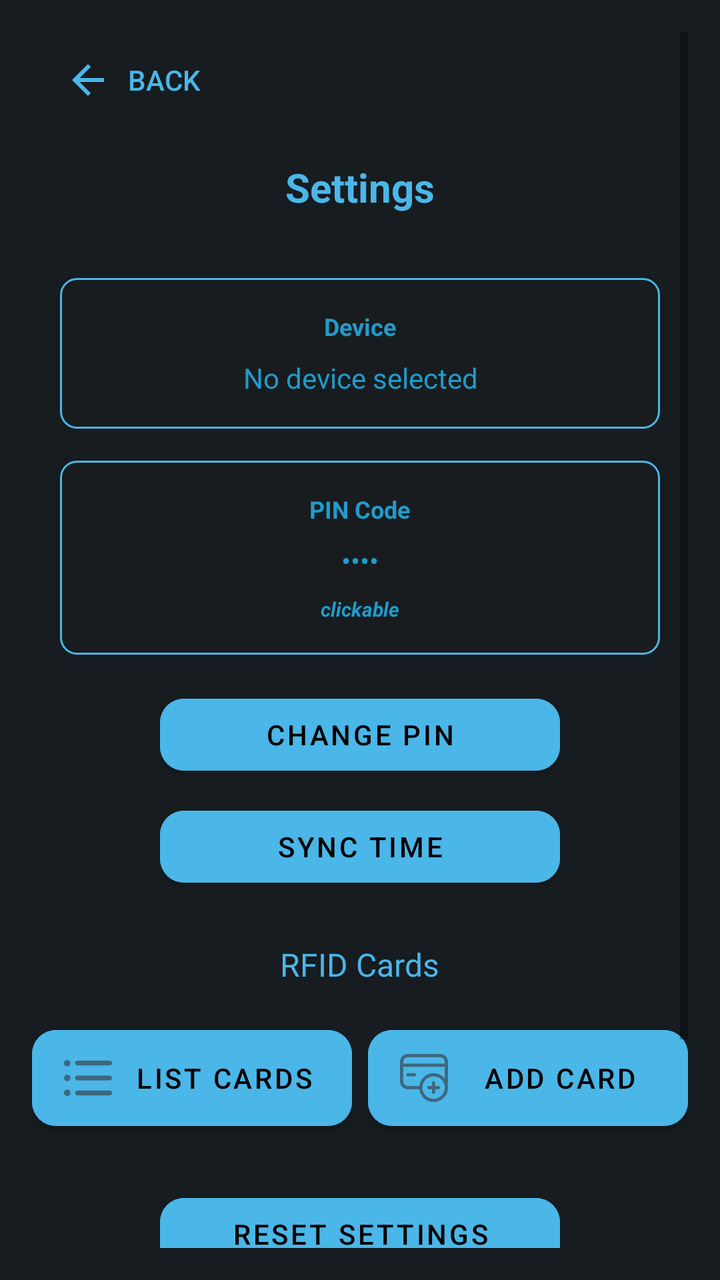
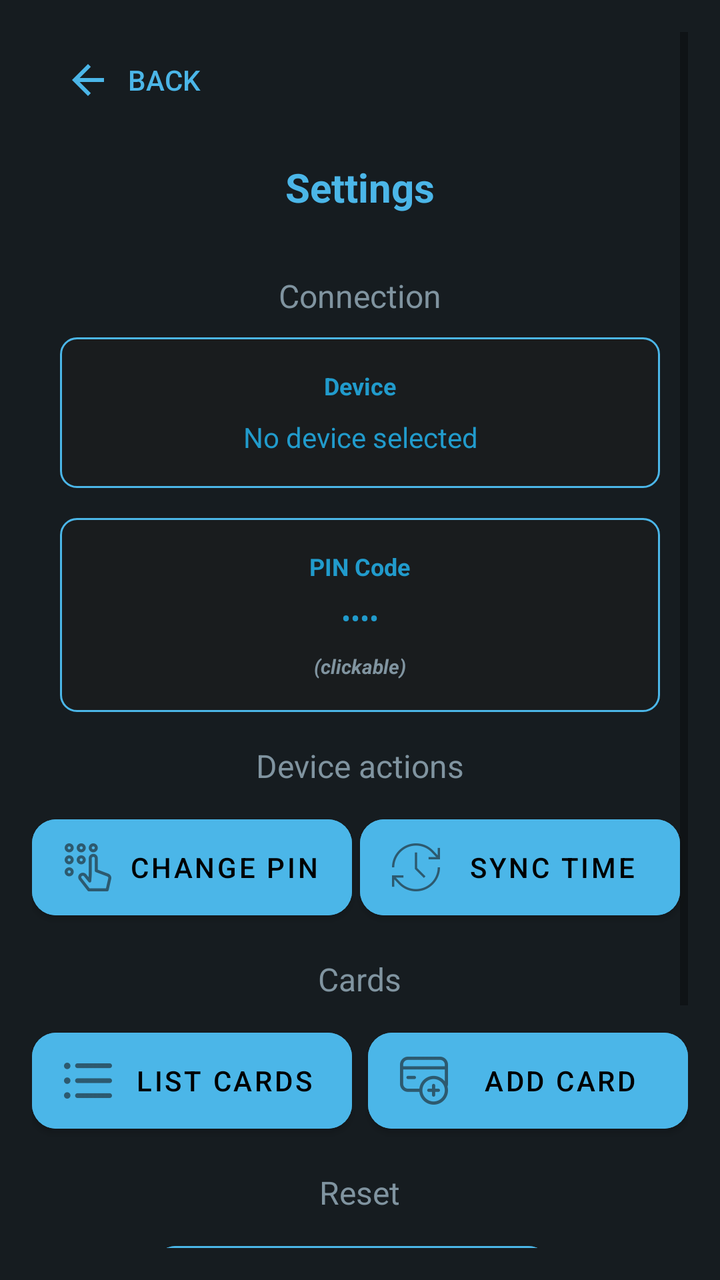

Screens rendered from an Android XML layout before and after an edit, with the pre-edit source and the edit as a unified diff.
<!-- AndroidManifest.xml: activity theme Theme.Nsline22 -->
<!-- res/layout/activity_settings.xml -->
<?xml version="1.0" encoding="utf-8"?>
<ScrollView xmlns:android="http://schemas.android.com/apk/res/android"
    xmlns:app="http://schemas.android.com/apk/res-auto"
    android:layout_width="match_parent"
    android:layout_height="match_parent"
    android:background="@color/background_dark"
    android:padding="16dp"
    android:fillViewport="true">

    <LinearLayout
        android:layout_width="match_parent"
        android:layout_height="wrap_content"
        android:orientation="vertical">

        
        <LinearLayout
            android:layout_width="match_parent"
            android:layout_height="wrap_content"
            android:orientation="horizontal"
            android:layout_marginBottom="16dp">

            <Button
                android:id="@+id/aboutBackButton"
                android:layout_width="wrap_content"
                android:layout_height="wrap_content"
                android:text="Back"
                android:drawableLeft="@drawable/ic_arrow_backward"
                android:textColor="?attr/colorPrimary"
                style="@style/Widget.AppCompat.Button.Borderless" />

        </LinearLayout>

        
        <LinearLayout
            android:layout_width="match_parent"
            android:layout_height="0dp"
            android:layout_weight="1"
            android:orientation="vertical"
            android:gravity="center"
            android:layout_gravity="center">

            <TextView
                android:layout_width="wrap_content"
                android:layout_height="wrap_content"
                android:text="Settings"
                android:textColor="?attr/colorPrimary"
                android:textSize="20sp"
                android:textStyle="bold"
                android:layout_marginBottom="32dp" />

            
            <LinearLayout
                android:id="@+id/deviceInfoContainer"
                android:layout_width="300dp"
                android:layout_height="wrap_content"
                android:orientation="vertical"
                android:background="@drawable/output_background"
                android:padding="16dp"
                android:layout_marginBottom="16dp"
                android:gravity="center"
                android:clickable="true"
                android:focusable="true"
                android:foreground="?attr/selectableItemBackground">

                <TextView
                    android:layout_width="wrap_content"
                    android:layout_height="wrap_content"
                    android:text="Device"
                    android:textColor="@color/material_dynamic_primary60"
                    android:textSize="12sp"
                    android:textStyle="bold"
                    android:layout_marginBottom="8dp" />

                <TextView
                    android:id="@+id/deviceInfoText"
                    android:layout_width="wrap_content"
                    android:layout_height="wrap_content"
                    android:text="No device selected"
                    android:textColor="@color/material_dynamic_primary60"
                    android:textSize="14sp"
                    android:gravity="center" />

            </LinearLayout>

            
            <LinearLayout
                android:id="@+id/pinInfoContainer"
                android:layout_width="300dp"
                android:layout_height="wrap_content"
                android:orientation="vertical"
                android:background="@drawable/output_background"
                android:padding="16dp"
                android:layout_marginBottom="16dp"
                android:gravity="center"
                android:clickable="true"
                android:focusable="true"
                android:foreground="?attr/selectableItemBackground">

                <TextView
                    android:layout_width="wrap_content"
                    android:layout_height="wrap_content"
                    android:text="PIN Code"
                    android:textColor="@color/material_dynamic_primary60"
                    android:textSize="12sp"
                    android:textStyle="bold"
                    android:layout_marginBottom="8dp" />

                <TextView
                    android:id="@+id/pinInfoText"
                    android:layout_width="wrap_content"
                    android:layout_height="wrap_content"
                    android:text="••••"
                    android:textColor="@color/material_dynamic_primary60"
                    android:textSize="14sp" />

                <TextView
                    android:layout_width="wrap_content"
                    android:layout_height="wrap_content"
                    android:text="clickable"
                    android:textColor="@color/material_dynamic_primary60"
                    android:textSize="10sp"
                    android:textStyle="bold|italic"
                    android:layout_marginTop="8dp" />

            </LinearLayout>

            
            <Button
                android:id="@+id/changePinButton"
                android:layout_width="200dp"
                android:layout_height="wrap_content"
                android:text="Change PIN"
                android:textColor="@color/black"
                android:backgroundTint="?attr/colorPrimary"
                android:layout_marginBottom="8dp"
                app:cornerRadius="12dp" />

            
            <Button
                android:id="@+id/syncTimeButton"
                android:layout_width="200dp"
                android:layout_height="wrap_content"
                android:text="Sync Time"
                android:textColor="@color/black"
                android:backgroundTint="?attr/colorPrimary"
                android:layout_marginBottom="24dp"
                app:cornerRadius="12dp" />

            
            <TextView
                android:layout_width="wrap_content"
                android:layout_height="wrap_content"
                android:text="RFID Cards"
                android:textColor="?attr/colorPrimary"
                android:textSize="16sp"
                android:layout_marginBottom="16dp" />

            
            <LinearLayout
                android:layout_width="wrap_content"
                android:layout_height="wrap_content"
                android:orientation="horizontal"
                android:layout_marginBottom="24dp">

                <Button
                    android:id="@+id/listCardsButton"
                    android:layout_width="160dp"
                    android:layout_height="60dp"
                    android:layout_marginEnd="4dp"
                    android:backgroundTint="?attr/colorPrimary"
                    android:text="List cards"
                    android:textColor="@color/black"
                    app:cornerRadius="12dp"
                    android:drawableLeft="@drawable/ls" />

                <Button
                    android:id="@+id/addCardButton"
                    android:layout_width="160dp"
                    android:layout_height="60dp"
                    android:layout_marginStart="4dp"
                    android:backgroundTint="?attr/colorPrimary"
                    android:text="Add card"
                    android:textColor="@color/black"
                    app:cornerRadius="12dp"
                    android:drawableLeft="@drawable/add" />

            </LinearLayout>

            
            <Button
                android:id="@+id/factoryResetButton"
                android:layout_width="200dp"
                android:layout_height="wrap_content"
                android:text="Reset settings"
                android:textColor="@color/black"
                android:backgroundTint="?attr/colorPrimary"
                android:layout_marginBottom="16dp"
                app:cornerRadius="12dp" />

            <TextView
                android:layout_width="wrap_content"
                android:layout_height="wrap_content"
                android:text="About"
                android:textColor="?attr/colorPrimary"
                android:textSize="16sp"
                android:layout_marginBottom="16dp" />

            <TextView
                android:layout_width="wrap_content"
                android:layout_height="wrap_content"
                android:text="UniStart v4.0"
                android:textColor="@color/material_dynamic_primary60"
                android:layout_marginBottom="8dp" />

            <TextView
                android:layout_width="wrap_content"
                android:layout_height="wrap_content"
                android:text="Developed by nsline22"
                android:textColor="@color/material_dynamic_primary60"
                android:layout_marginBottom="32dp" />

        </LinearLayout>
    </LinearLayout>
</ScrollView>
<!-- resources referenced by this layout -->
<resources>
  <color name="background_dark">@color/material_dynamic_neutral_variant10</color>
  <color name="black">#FF000000</color>
  <!-- drawable add: png bitmap (drawable-hdpi, 885 bytes) -->
  <!-- drawable ic_arrow_backward (drawable) -->
  <vector xmlns:android="http://schemas.android.com/apk/res/android"
      android:width="24dp"
      android:height="24dp"
      android:viewportWidth="24"
      android:viewportHeight="24"
      android:tint="?attr/colorPrimary">
      <path
          android:fillColor="@android:color/white"
          android:pathData="M12,20l1.41,-1.41L7.83,13H20v-2H7.83l5.58,-5.59L12,4l-8,8z"/>
  </vector>
  <!-- drawable ls: png bitmap (drawable-hdpi, 333 bytes) -->
  <!-- drawable output_background (drawable) -->
  <shape xmlns:android="http://schemas.android.com/apk/res/android">
      <solid android:color="@color/material_dynamic_neutral10" />
      <stroke android:width="1dp" android:color="?attr/colorPrimary" />
      <corners android:radius="8dp" />
  </shape>
  <style name="Theme.Nsline22" parent="Theme.MaterialComponents.DayNight.NoActionBar">
          <item name="android:windowBackground">@color/material_dynamic_neutral_variant10</item>
          <item name="colorPrimary">@color/material_dynamic_primary70</item>
          <item name="editTextStyle">@style/EditTextStyle</item>
          <item name="android:statusBarColor">@color/material_dynamic_neutral_variant10</item>
          <item name="android:navigationBarColor">@color/material_dynamic_neutral_variant10</item>
      </style>
  <style name="EditTextStyle" parent="Widget.MaterialComponents.TextInputLayout.OutlinedBox">
          <item name="boxStrokeColor">@color/material_dynamic_primary70</item>
          <item name="android:textColorHint">@color/material_dynamic_primary70</item>
          <item name="android:textColor">@color/white</item>
          <item name="android:paddingStart">12dp</item>
          <item name="android:paddingEnd">12dp</item>
          <item name="android:paddingTop">8dp</item>
          <item name="android:paddingBottom">8dp</item>
      </style>
  <color name="white">#FFFFFFFF</color>
</resources>

<!-- the commit's change to res/layout/activity_settings.xml (unified diff, before → after) -->
@@ -46,11 +46,53 @@
                 android:textColor="?attr/colorPrimary"
                 android:textSize="20sp"
                 android:textStyle="bold"
-                android:layout_marginBottom="32dp" />
+                android:layout_marginBottom="30dp" />
+
+            <TextView
+                android:layout_width="wrap_content"
+                android:layout_height="wrap_content"
+                android:text="Connection"
+                android:textColor="@color/material_dynamic_secondary60"
+                android:textSize="16sp"
+                android:layout_marginBottom="10dp" />
 
             
             <LinearLayout
                 android:id="@+id/deviceInfoContainer"
+                android:layout_width="300dp"
+                android:layout_height="wrap_content"
+                android:orientation="vertical"
+                android:background="@drawable/output_background"
+                android:padding="16dp"
+                android:layout_marginBottom="15dp"
+                android:gravity="center"
+                android:clickable="true"
+                android:focusable="true"
+                android:foreground="?attr/selectableItemBackground">
+
+                <TextView
+                    android:layout_width="wrap_content"
+                    android:layout_height="wrap_content"
+                    android:text="Device"
+                    android:textColor="@color/material_dynamic_primary60"
+                    android:textSize="12sp"
+                    android:textStyle="bold"
+                    android:layout_marginBottom="8dp" />
+
+                <TextView
+                    android:id="@+id/deviceInfoText"
+                    android:layout_width="wrap_content"
+                    android:layout_height="wrap_content"
+                    android:text="No device selected"
+                    android:textColor="@color/material_dynamic_primary60"
+                    android:textSize="14sp"
+                    android:gravity="center" />
+
+            </LinearLayout>
+
+            
+            <LinearLayout
+                android:id="@+id/pinInfoContainer"
                 android:layout_width="300dp"
                 android:layout_height="wrap_content"
                 android:orientation="vertical"
@@ -65,47 +107,13 @@
                 <TextView
                     android:layout_width="wrap_content"
                     android:layout_height="wrap_content"
-                    android:text="Device"
+                    android:text="PIN Code"
                     android:textColor="@color/material_dynamic_primary60"
                     android:textSize="12sp"
                     android:textStyle="bold"
                     android:layout_marginBottom="8dp" />
 
                 <TextView
-                    android:id="@+id/deviceInfoText"
-                    android:layout_width="wrap_content"
-                    android:layout_height="wrap_content"
-                    android:text="No device selected"
-                    android:textColor="@color/material_dynamic_primary60"
-                    android:textSize="14sp"
-                    android:gravity="center" />
-
-            </LinearLayout>
-
-            
-            <LinearLayout
-                android:id="@+id/pinInfoContainer"
-                android:layout_width="300dp"
-                android:layout_height="wrap_content"
-                android:orientation="vertical"
-                android:background="@drawable/output_background"
-                android:padding="16dp"
-                android:layout_marginBottom="16dp"
-                android:gravity="center"
-                android:clickable="true"
-                android:focusable="true"
-                android:foreground="?attr/selectableItemBackground">
-
-                <TextView
-                    android:layout_width="wrap_content"
-                    android:layout_height="wrap_content"
-                    android:text="PIN Code"
-                    android:textColor="@color/material_dynamic_primary60"
-                    android:textSize="12sp"
-                    android:textStyle="bold"
-                    android:layout_marginBottom="8dp" />
-
-                <TextView
                     android:id="@+id/pinInfoText"
                     android:layout_width="wrap_content"
                     android:layout_height="wrap_content"
@@ -116,51 +124,71 @@
                 <TextView
                     android:layout_width="wrap_content"
                     android:layout_height="wrap_content"
-                    android:text="clickable"
-                    android:textColor="@color/material_dynamic_primary60"
+                    android:text="(clickable)"
+                    android:textColor="@color/material_dynamic_secondary60"
                     android:textSize="10sp"
                     android:textStyle="bold|italic"
                     android:layout_marginTop="8dp" />
 
             </LinearLayout>
 
+            <TextView
+                android:layout_width="wrap_content"
+                android:layout_height="wrap_content"
+                android:text="Device actions"
+                android:textColor="@color/material_dynamic_secondary60"
+                android:textSize="16sp"
+                android:layout_marginBottom="10dp" />
+
+            <LinearLayout
+                android:layout_width="wrap_content"
+                android:layout_height="wrap_content"
+                android:orientation="horizontal"
+                android:layout_marginBottom="15dp">
+
             
             <Button
                 android:id="@+id/changePinButton"
-                android:layout_width="200dp"
-                android:layout_height="wrap_content"
+                android:layout_width="160dp"
+                android:layout_height="60dp"
+                android:layout_marginEnd="4dp"
+                android:backgroundTint="?attr/colorPrimary"
                 android:text="Change PIN"
                 android:textColor="@color/black"
+                app:cornerRadius="12dp"
+                android:drawableLeft="@drawable/ic_pin"
+                android:drawableTint="@color/material_dynamic_neutral10" />
+
+            
+            <Button
+                android:id="@+id/syncTimeButton"
+                android:layout_width="160dp"
+                android:layout_height="60dp"
+                android:layout_marginEnd="4dp"
                 android:backgroundTint="?attr/colorPrimary"
-                android:layout_marginBottom="8dp"
-                app:cornerRadius="12dp" />
-
-            
-            <Button
-                android:id="@+id/syncTimeButton"
-                android:layout_width="200dp"
-                android:layout_height="wrap_content"
                 android:text="Sync Time"
                 android:textColor="@color/black"
-                android:backgroundTint="?attr/colorPrimary"
-                android:layout_marginBottom="24dp"
-                app:cornerRadius="12dp" />
-
-            
-            <TextView
-                android:layout_width="wrap_content"
-                android:layout_height="wrap_content"
-                android:text="RFID Cards"
-                android:textColor="?attr/colorPrimary"
-                android:textSize="16sp"
-                android:layout_marginBottom="16dp" />
+                app:cornerRadius="12dp"
+                android:drawableLeft="@drawable/ic_sync"
+                android:drawableTint="@color/material_dynamic_neutral10" />
+
+            </LinearLayout>
+
+            
+            <TextView
+                android:layout_width="wrap_content"
+                android:layout_height="wrap_content"
+                android:text="Cards"
+                android:textColor="@color/material_dynamic_secondary60"
+                android:textSize="16sp"
+                android:layout_marginBottom="10dp" />
 
             
             <LinearLayout
                 android:layout_width="wrap_content"
                 android:layout_height="wrap_content"
                 android:orientation="horizontal"
-                android:layout_marginBottom="24dp">
+                android:layout_marginBottom="15dp">
 
                 <Button
                     android:id="@+id/listCardsButton"
@@ -171,7 +199,8 @@
                     android:text="List cards"
                     android:textColor="@color/black"
                     app:cornerRadius="12dp"
-                    android:drawableLeft="@drawable/ls" />
+                    android:drawableLeft="@drawable/ls"
+                    android:drawableTint="@color/material_dynamic_neutral10" />
 
                 <Button
                     android:id="@+id/addCardButton"
@@ -182,33 +211,46 @@
                     android:text="Add card"
                     android:textColor="@color/black"
                     app:cornerRadius="12dp"
-                    android:drawableLeft="@drawable/add" />
-
-            </LinearLayout>
+                    android:drawableLeft="@drawable/add"
+                    android:drawableTint="@color/material_dynamic_neutral10" />
+
+            </LinearLayout>
+
+            <TextView
+                android:layout_width="wrap_content"
+                android:layout_height="wrap_content"
+                android:text="Reset"
+                android:textColor="@color/material_dynamic_secondary60"
+                android:textSize="16sp"
+                android:layout_marginBottom="10dp" />
 
             
             <Button
                 android:id="@+id/factoryResetButton"
                 android:layout_width="200dp"
-                android:layout_height="wrap_content"
-                android:text="Reset settings"
+                android:layout_height="60dp"
+                android:layout_marginEnd="4dp"
+                android:backgroundTint="?attr/colorPrimary"
+                android:text="Reset Settings"
                 android:textColor="@color/black"
-                android:backgroundTint="?attr/colorPrimary"
-                android:layout_marginBottom="16dp"
-                app:cornerRadius="12dp" />
-
-            <TextView
-                android:layout_width="wrap_content"
-                android:layout_height="wrap_content"
-                android:text="About"
-                android:textColor="?attr/colorPrimary"
-                android:textSize="16sp"
-                android:layout_marginBottom="16dp" />
+                app:cornerRadius="12dp"
+                android:drawableLeft="@drawable/ic_reset"
+                android:layout_marginBottom="25dp"
+                android:drawableTint="@color/material_dynamic_neutral10" />
+
+            <TextView
+                android:layout_width="wrap_content"
+                android:layout_height="wrap_content"
+                android:text="About ⓘ"
+                android:textColor="@color/material_dynamic_secondary60"
+                android:textSize="16sp"
+                android:layout_marginBottom="10dp" />
 
             <TextView
                 android:layout_width="wrap_content"
                 android:layout_height="wrap_content"
                 android:text="UniStart v4.0"
+                android:textSize="12sp"
                 android:textColor="@color/material_dynamic_primary60"
                 android:layout_marginBottom="8dp" />
 
@@ -216,8 +258,19 @@
                 android:layout_width="wrap_content"
                 android:layout_height="wrap_content"
                 android:text="Developed by nsline22"
+                android:textSize="12sp"
                 android:textColor="@color/material_dynamic_primary60"
-                android:layout_marginBottom="32dp" />
+                android:layout_marginBottom="8dp" />
+
+            <TextView
+                android:id="@+id/signlink"
+                android:layout_width="wrap_content"
+                android:layout_height="wrap_content"
+                android:text="t.me/nsline22"
+                android:autoLink="web"
+                android:linksClickable="true"
+                android:textColorLink="@color/material_dynamic_primary50"
+                android:textSize="12sp" />
 
         </LinearLayout>
     </LinearLayout>
<!-- resource entries referenced after the edit -->
@@ -14,6 +14,9 @@
           android:fillColor="@android:color/white"
           android:pathData="M12,20l1.41,-1.41L7.83,13H20v-2H7.83l5.58,-5.59L12,4l-8,8z"/>
   </vector>
+  <!-- drawable ic_pin: png bitmap (drawable-hdpi, 944 bytes) -->
+  <!-- drawable ic_reset: png bitmap (drawable-hdpi, 1024 bytes) -->
+  <!-- drawable ic_sync: png bitmap (drawable-hdpi, 898 bytes) -->
   <!-- drawable ls: png bitmap (drawable-hdpi, 333 bytes) -->
   <!-- drawable output_background (drawable) -->
   <shape xmlns:android="http://schemas.android.com/apk/res/android">
